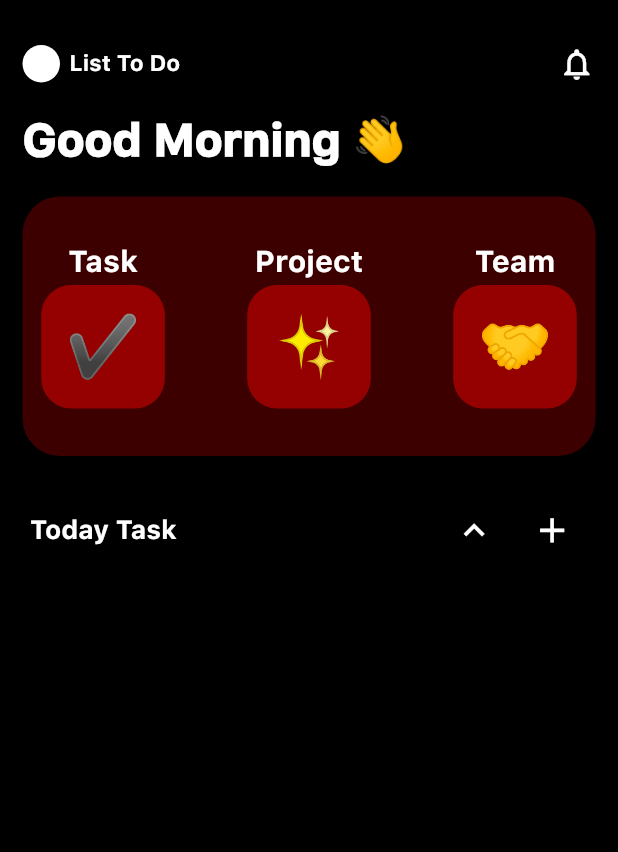
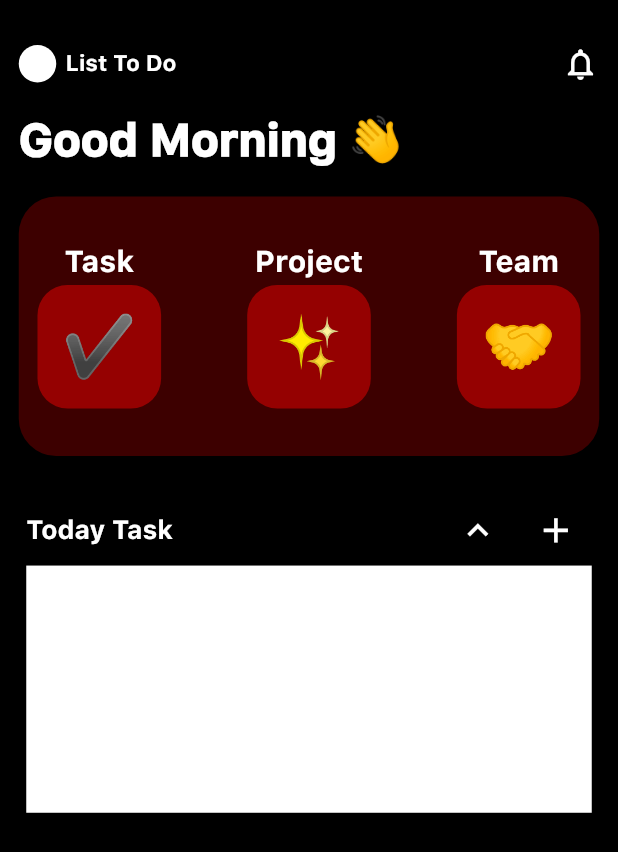
Before and after one commit to nimiology/list_to_do_flutter, a Flutter app: the screen it shows after launch, on a phone screen of 412 x 824 dp. Shown: the top 852 px of the screen. Run offline on Flutter 3.47's test engine with Material 2 defaults, Android fonts, the phone set to English and light mode, and no system bars; Roboto replaces fonts that are missing (emoji).

Commit message:
today tasks

```diff
--- a/lib/main.dart
+++ b/lib/main.dart
@@ -1,4 +1,6 @@
 import 'package:flutter/material.dart';
+import 'package:list_to_do/providers/task.dart';
+import 'package:provider/provider.dart';
 
 import 'palette/theme.dart';
 import 'screens/home_screen.dart';
@@ -12,7 +14,13 @@ class MyApp extends StatelessWidget {
 
   @override
   Widget build(BuildContext context) {
-    return MaterialApp(
+    return MultiProvider(
+      providers: [
+        ChangeNotifierProvider.value(
+          value: Tasks(),
+        )
+      ],
+      child: MaterialApp(
         title: 'List To Do',
         theme: ThemeData(
             fontFamily: 'SanFrancisco',
@@ -35,10 +43,10 @@ class MyApp extends StatelessWidget {
                   fontWeight: FontWeight.w600,
                   color: Colors.white,
                   fontFamily: "SanFrancisco"),
-        )
-      ),
+            )),
         home: HomeScreen(),
         routes: {},
+      ),
     );
   }
 }
--- a/lib/models/comment_model.dart
+++ b/lib/providers/comment.dart
@@ -1,6 +1,6 @@
-import 'project_model.dart';
-import 'task_model.dart';
-import 'user_model.dart';
+import 'project.dart';
+import 'task.dart';
+import 'user.dart';
 
 class Comment{
   final int id;
--- a/lib/models/label_model.dart
+++ b/lib/providers/label.dart
@@ -1,4 +1,4 @@
-import 'user_model.dart';
+import 'user.dart';
 
 class Label {
   final int id;
--- a/lib/models/project_model.dart
+++ b/lib/providers/project.dart
@@ -1,5 +1,5 @@
-import 'team_model.dart';
-import 'user_model.dart';
+import 'team.dart';
+import 'user.dart';
 
 class Project {
   final int id;
--- a/lib/models/section_model.dart
+++ b/lib/providers/section.dart
@@ -1,4 +1,4 @@
-import 'project_model.dart';
+import 'project.dart';
 
 class Section {
   final int id;
--- a/lib/models/task_model.dart
+++ b/lib/providers/task.dart
@@ -1,6 +1,8 @@
-import 'label_model.dart';
-import 'section_model.dart';
-import 'user_model.dart';
+import 'package:flutter/material.dart';
+
+import 'label.dart';
+import 'section.dart';
+import 'user.dart';
 
 class Task {
   final int id;
@@ -37,3 +39,11 @@ class Task {
     this.completedDate,
   });
 }
+
+class Tasks with ChangeNotifier{
+  List<Task> _tasks = [];
+
+  List<Task> get tasks{
+    return [..._tasks];
+  }
+}
--- a/lib/models/team_model.dart
+++ b/lib/providers/team.dart
@@ -1,4 +1,4 @@
-import 'user_model.dart';
+import 'user.dart';
 
 class Team {
   final int id;
--- a/lib/screens/home_screen.dart
+++ b/lib/screens/home_screen.dart
@@ -12,10 +12,7 @@ class HomeScreen extends StatelessWidget {
   Widget build(BuildContext context) {
     return Scaffold(
       body: SafeArea(
-        child: Container(
-          margin: const EdgeInsets.symmetric(vertical: 30, horizontal: 15),
-          child: Column(
-            crossAxisAlignment: CrossAxisAlignment.start,
+        child: ListView(
           children: [
             HomeScreenAppBar(),
             Greeting(),
@@ -24,7 +21,6 @@ class HomeScreen extends StatelessWidget {
           ],
         ),
       ),
-      ),
     );
   }
 }
--- a/lib/widgets/home_screen/greeting.dart
+++ b/lib/widgets/home_screen/greeting.dart
@@ -18,7 +18,7 @@ class Greeting extends StatelessWidget {
   Widget build(BuildContext context) {
     final String greetingString = 'Good ' + greeting();
     return Container(
-        padding: const EdgeInsets.symmetric(vertical: 20),
+        padding: const EdgeInsets.symmetric(vertical: 20, horizontal: 12.5),
         child: RichText(
           text: TextSpan(
             children: <TextSpan>[
--- a/lib/widgets/home_screen/home_screen_appbar.dart
+++ b/lib/widgets/home_screen/home_screen_appbar.dart
@@ -7,6 +7,7 @@ class HomeScreenAppBar extends StatelessWidget {
   Widget build(BuildContext context) {
     final deviceSize = MediaQuery.of(context).size;
     return Container(
+      margin: const EdgeInsets.only(top: 30, right: 12.5, left: 12.5),
       width: deviceSize.width,
       child: Row(
         mainAxisAlignment: MainAxisAlignment.spaceBetween,
--- a/lib/widgets/home_screen/home_screen_icon_button.dart
+++ b/lib/widgets/home_screen/home_screen_icon_button.dart
@@ -40,6 +40,7 @@ class HomeScreenIconButtons extends StatelessWidget {
     return Container(
         width: deviceSize.width,
         height: deviceSize.height * 0.21,
+        margin:const EdgeInsets.symmetric( horizontal: 12.5),
         decoration: BoxDecoration(
             color: Theme.of(context).primaryColor,
             borderRadius: const BorderRadius.all(Radius.circular(25))),
--- a/lib/widgets/home_screen/today_tasks.dart
+++ b/lib/widgets/home_screen/today_tasks.dart
@@ -1,4 +1,6 @@
 import 'package:flutter/material.dart';
+
+import '../task_list_tile.dart';
 
 class TodayTasks extends StatefulWidget {
   const TodayTasks({Key? key}) : super(key: key);
@@ -17,7 +19,7 @@ class _TodayTasksState extends State<TodayTasks> {
 
     return Container(
       width: deviceSize.width,
-      margin: const EdgeInsets.symmetric(vertical: 25, horizontal: 5),
+      margin: const EdgeInsets.symmetric(vertical: 25, horizontal: 17.5),
       child: Column(
         children: <Widget>[
           Row(
@@ -55,7 +57,7 @@ class _TodayTasksState extends State<TodayTasks> {
               )
             ],
           ),
-
+          if (_expanded) TaskListTile(),
         ],
       ),
     );
--- /dev/null
+++ b/lib/widgets/task_list_tile.dart
@@ -0,0 +1,27 @@
+import 'package:flutter/material.dart';
+
+class TaskListTile extends StatefulWidget {
+  const TaskListTile({Key? key}) : super(key: key);
+
+  @override
+  State<TaskListTile> createState() => _TaskListTileState();
+}
+
+class _TaskListTileState extends State<TaskListTile> {
+  @override
+  Widget build(BuildContext context) {
+    final deviceSize = MediaQuery.of(context).size;
+    final theme = Theme.of(context);
+
+    return Container(
+      color: Colors.white,
+      width: deviceSize.width,
+      height: deviceSize.height * 0.2,
+      child: ListView(
+        children: [
+          ListTile()
+        ],
+      ),
+    );
+  }
+}
--- a/pubspec.yaml
+++ b/pubspec.yaml
@@ -35,6 +35,7 @@ dependencies:
   # Use with the CupertinoIcons class for iOS style icons.
   cupertino_icons: ^1.0.2
   sleek_circular_slider: ^2.0.1
+  provider: ^6.0.3
 
 dev_dependencies:
   flutter_test:
```
Also changed, not shown: lib/providers/activity.dart (renamed from lib/models/activity_model.dart, +5 -5 lines), lib/providers/user.dart (renamed from lib/models/user_model.dart), pubspec.lock. Lines whose indentation alone changed are shown as unchanged.
